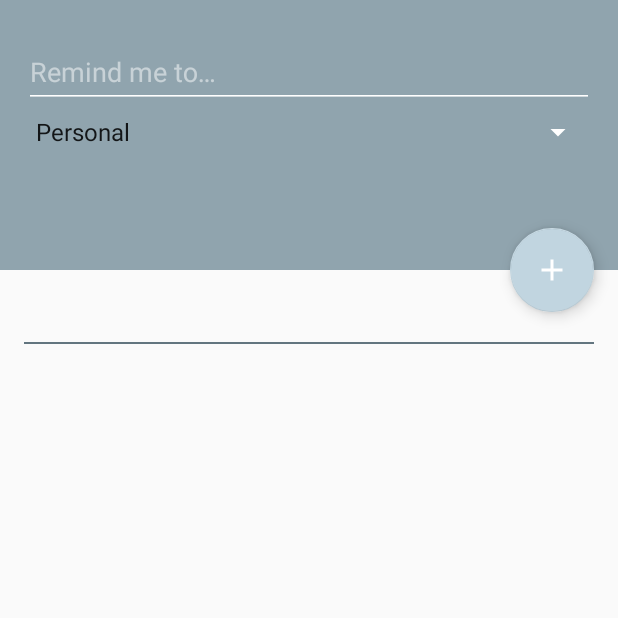
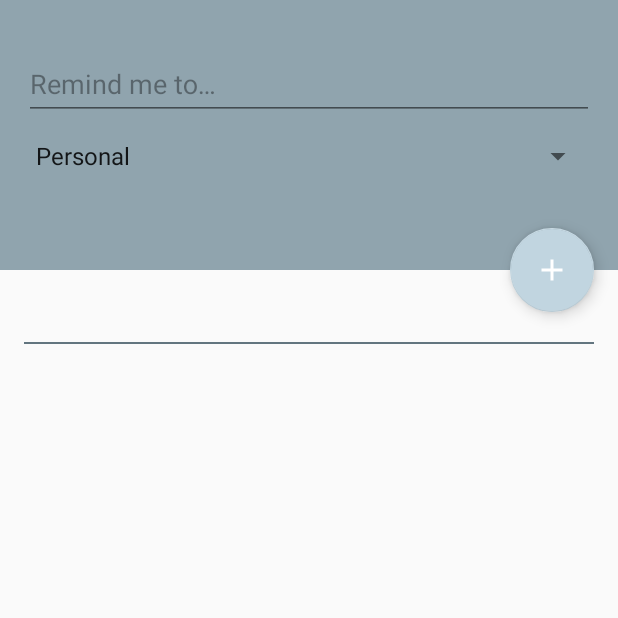
Before and after one commit to 5hirish/noteapp, an Android app: the screen it shows after launch (MainActivity), on a phone screen of 412 x 824 dp, the top half of it. Run offline under Robolectric (Android 15) with nearby library versions, the phone set to English and light mode, and no system bars; our stand-ins replace Room's generated code.

Commit message:
Added some minor UI tweaks

```diff
--- a/app/src/main/AndroidManifest.xml
+++ b/app/src/main/AndroidManifest.xml
@@ -16,7 +16,6 @@
                 <category android:name="android.intent.category.LAUNCHER" />
             </intent-filter>
         </activity>
-        <activity android:name=".activity.CheckActivity"></activity>
     </application>
 
 </manifest>
--- a/app/src/main/java/com/shirish/noteapp/adapter/MarkedNotesAdapter.java
+++ b/app/src/main/java/com/shirish/noteapp/adapter/MarkedNotesAdapter.java
@@ -1,6 +1,7 @@
 package com.shirish.noteapp.adapter;
 
 import android.content.Context;
+import android.graphics.Paint;
 import android.support.v7.widget.AppCompatCheckBox;
 import android.support.v7.widget.RecyclerView;
 import android.view.LayoutInflater;
@@ -40,6 +41,8 @@ public class MarkedNotesAdapter extends RecyclerView.Adapter<MarkedNotesAdapter.
         holder.tvNoteContent.setText(note.getNoteContent());
         holder.tvNoteCategory.setText(note.getNoteCategory());
 
+        holder.tvNoteContent.setPaintFlags(holder.tvNoteContent.getPaintFlags() | Paint.STRIKE_THRU_TEXT_FLAG);
+
         holder.cbNoteStatus.setOnCheckedChangeListener(new CompoundButton.OnCheckedChangeListener() {
             @Override
             public void onCheckedChanged(CompoundButton buttonView, boolean isChecked) {
@@ -73,6 +76,6 @@ public class MarkedNotesAdapter extends RecyclerView.Adapter<MarkedNotesAdapter.
     }
 
     public interface OnCheckChangedListener {
-        public void onCheckboxCheckedUnMarkNote(Note updateNote);
+        void onCheckboxCheckedUnMarkNote(Note updateNote);
     }
 }
--- a/app/src/main/java/com/shirish/noteapp/adapter/UnMarkedNotesAdapter.java
+++ b/app/src/main/java/com/shirish/noteapp/adapter/UnMarkedNotesAdapter.java
@@ -64,7 +64,7 @@ public class UnMarkedNotesAdapter extends RecyclerView.Adapter<UnMarkedNotesAdap
         private TextView tvNoteContent, tvNoteCategory;
         private AppCompatCheckBox cbNoteStatus;
 
-        public NoteViewHolder(View view) {
+        NoteViewHolder(View view) {
             super(view);
 
             cbNoteStatus = (AppCompatCheckBox) view.findViewById(R.id.cbNoteMarked);
@@ -74,6 +74,6 @@ public class UnMarkedNotesAdapter extends RecyclerView.Adapter<UnMarkedNotesAdap
     }
 
     public interface OnCheckChangedListener {
-        public void onCheckboxCheckedMarkNote(Note updateNote);
+        void onCheckboxCheckedMarkNote(Note updateNote);
     }
 }
--- a/app/src/main/res/layout/activity_main.xml
+++ b/app/src/main/res/layout/activity_main.xml
@@ -26,6 +26,7 @@
                 android:layout_width="match_parent"
                 android:layout_height="wrap_content"
                 android:padding="16dp"
+                android:layout_marginTop="8dp"
                 android:descendantFocusability="beforeDescendants"
                 android:focusableInTouchMode="true"
                 android:orientation="vertical">
@@ -48,6 +49,7 @@
                 <android.support.v7.widget.AppCompatSpinner
                     android:layout_width="match_parent"
                     android:layout_height="32dp"
+                    android:layout_marginTop="8dp"
                     android:id="@+id/spNoteCategory"/>
 
             </LinearLayout>
--- a/app/src/main/res/layout/content_main.xml
+++ b/app/src/main/res/layout/content_main.xml
@@ -31,6 +31,7 @@
         <android.support.v7.widget.RecyclerView
             android:layout_width="match_parent"
             android:layout_height="wrap_content"
+            android:textColor="@android:color/white"
             android:id="@+id/rvNoteComplete"/>
 
     </LinearLayout>
--- a/app/src/main/res/layout/note_item.xml
+++ b/app/src/main/res/layout/note_item.xml
@@ -26,6 +26,7 @@
         android:layout_height="wrap_content"
         android:id="@+id/tvNoteCategory"
         android:textSize="14sp"
+        android:textAlignment="textEnd"
         android:layout_gravity="end"
         android:layout_weight="0.7"/>
 
--- a/app/src/main/res/values/styles.xml
+++ b/app/src/main/res/values/styles.xml
@@ -8,7 +8,7 @@
         <item name="colorAccent">@color/colorAccent</item>
     </style>
 
-    <style name="AppTheme.AppBarOverlay" parent="ThemeOverlay.AppCompat.Dark.ActionBar" />
+    <style name="AppTheme.AppBarOverlay" parent="ThemeOverlay.AppCompat.Light" />
 
     <style name="AppTheme.PopupOverlay" parent="ThemeOverlay.AppCompat.Light" />
 
```
Also changed, not shown: app/src/main/java/com/shirish/noteapp/activity/MainActivity.java (+22 -2 lines).
